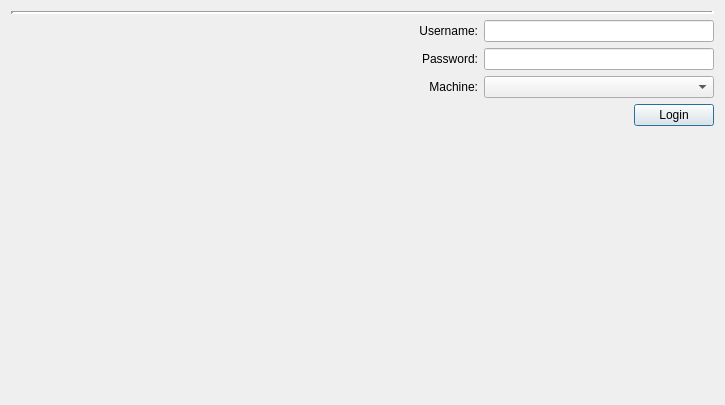
Above: reactorgui/uiLoginWidget.ui from daharkan/ModularReactionPackage before the change. Below: the same form after it.
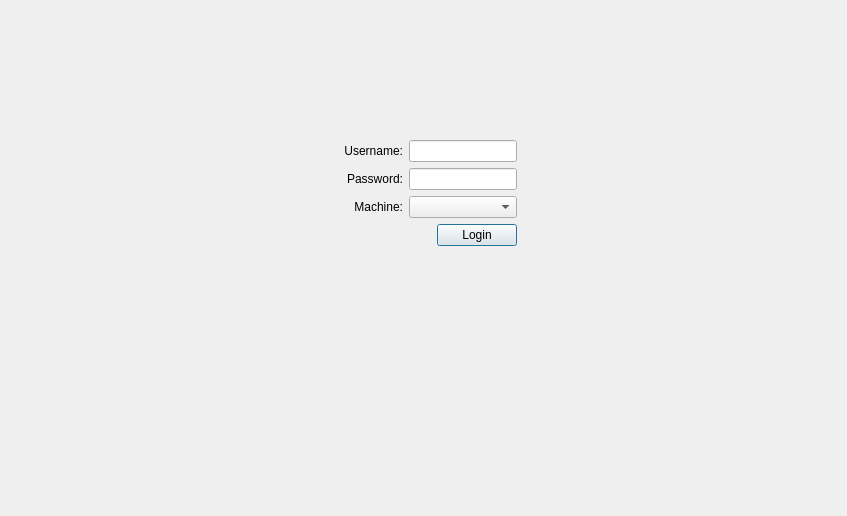
That is the form after the change. Icons and pictures are not drawn.

```diff
--- a/reactorgui/uiLoginWidget.ui
+++ b/reactorgui/uiLoginWidget.ui
@@ -6,8 +6,8 @@
    <rect>
     <x>0</x>
     <y>0</y>
-    <width>725</width>
-    <height>405</height>
+    <width>847</width>
+    <height>516</height>
    </rect>
   </property>
   <property name="sizePolicy">
@@ -23,51 +23,9 @@
    <property name="sizeConstraint">
     <enum>QLayout::SetNoConstraint</enum>
    </property>
-   <item row="2" column="0">
-    <spacer name="verticalSpacer_2">
-     <property name="orientation">
-      <enum>Qt::Vertical</enum>
-     </property>
-     <property name="sizeHint" stdset="0">
-      <size>
-       <width>20</width>
-       <height>40</height>
-      </size>
-     </property>
-    </spacer>
-   </item>
-   <item row="3" column="0">
-    <spacer name="verticalSpacer">
-     <property name="orientation">
-      <enum>Qt::Vertical</enum>
-     </property>
-     <property name="sizeHint" stdset="0">
-      <size>
-       <width>20</width>
-       <height>40</height>
-      </size>
-     </property>
-    </spacer>
-   </item>
-   <item row="1" column="0">
+   <item row="1" column="1">
     <layout class="QGridLayout" name="gridLayout">
-     <item row="1" column="1">
-      <widget class="QLabel" name="label">
-       <property name="sizePolicy">
-        <sizepolicy hsizetype="Minimum" vsizetype="Minimum">
-         <horstretch>0</horstretch>
-         <verstretch>0</verstretch>
-        </sizepolicy>
-       </property>
-       <property name="text">
-        <string>Password:</string>
-       </property>
-       <property name="alignment">
-        <set>Qt::AlignRight|Qt::AlignTrailing|Qt::AlignVCenter</set>
-       </property>
-      </widget>
-     </item>
-     <item row="0" column="1">
+     <item row="2" column="2">
       <widget class="QLabel" name="label_2">
        <property name="sizePolicy">
         <sizepolicy hsizetype="Minimum" vsizetype="Minimum">
@@ -83,17 +41,7 @@
        </property>
       </widget>
      </item>
-     <item row="0" column="2">
-      <widget class="QLineEdit" name="userLineEdit">
-       <property name="sizePolicy">
-        <sizepolicy hsizetype="Minimum" vsizetype="Minimum">
-         <horstretch>0</horstretch>
-         <verstretch>0</verstretch>
-        </sizepolicy>
-       </property>
-      </widget>
-     </item>
-     <item row="2" column="1">
+     <item row="4" column="2">
       <widget class="QLabel" name="machneLabel">
        <property name="sizePolicy">
         <sizepolicy hsizetype="Minimum" vsizetype="Minimum">
@@ -109,7 +57,42 @@
        </property>
       </widget>
      </item>
-     <item row="2" column="2">
+     <item row="2" column="1" rowspan="4">
+      <widget class="QLabel" name="label_3">
+       <property name="maximumSize">
+        <size>
+         <width>285</width>
+         <height>174</height>
+        </size>
+       </property>
+       <property name="styleSheet">
+        <string notr="true">background: transparent;</string>
+       </property>
+       <property name="text">
+        <string/>
+       </property>
+       <property name="pixmap">
+        <pixmap resource="resources.qrc">:/resources/icons/tad_small.png</pixmap>
+       </property>
+       <property name="scaledContents">
+        <bool>true</bool>
+       </property>
+      </widget>
+     </item>
+     <item row="3" column="3">
+      <widget class="QLineEdit" name="passLineEdit">
+       <property name="sizePolicy">
+        <sizepolicy hsizetype="Minimum" vsizetype="Minimum">
+         <horstretch>0</horstretch>
+         <verstretch>0</verstretch>
+        </sizepolicy>
+       </property>
+       <property name="echoMode">
+        <enum>QLineEdit::EchoMode::Password</enum>
+       </property>
+      </widget>
+     </item>
+     <item row="4" column="3">
       <widget class="QComboBox" name="machineComboBox">
        <property name="sizePolicy">
         <sizepolicy hsizetype="Minimum" vsizetype="Minimum">
@@ -119,20 +102,33 @@
        </property>
       </widget>
      </item>
-     <item row="1" column="2">
-     <widget class="QLineEdit" name="passLineEdit">
-      <property name="sizePolicy">
-       <sizepolicy hsizetype="Minimum" vsizetype="Minimum">
-        <horstretch>0</horstretch>
-        <verstretch>0</verstretch>
-       </sizepolicy>
-      </property>
-      <property name="echoMode">
-       <enum>QLineEdit::Password</enum>
-      </property>
-     </widget>
-    </item>
-     <item row="3" column="1" colspan="2">
+     <item row="3" column="2">
+      <widget class="QLabel" name="label">
+       <property name="sizePolicy">
+        <sizepolicy hsizetype="Minimum" vsizetype="Minimum">
+         <horstretch>0</horstretch>
+         <verstretch>0</verstretch>
+        </sizepolicy>
+       </property>
+       <property name="text">
+        <string>Password:</string>
+       </property>
+       <property name="alignment">
+        <set>Qt::AlignmentFlag::AlignRight|Qt::AlignmentFlag::AlignTrailing|Qt::AlignmentFlag::AlignVCenter</set>
+       </property>
+      </widget>
+     </item>
+     <item row="2" column="3">
+      <widget class="QLineEdit" name="userLineEdit">
+       <property name="sizePolicy">
+        <sizepolicy hsizetype="Minimum" vsizetype="Minimum">
+         <horstretch>0</horstretch>
+         <verstretch>0</verstretch>
+        </sizepolicy>
+       </property>
+      </widget>
+     </item>
+     <item row="5" column="2" colspan="2">
       <layout class="QGridLayout" name="gridLayout_2">
        <property name="sizeConstraint">
         <enum>QLayout::SetMinimumSize</enum>
@@ -179,39 +175,75 @@
        </item>
       </layout>
      </item>
-     <item row="0" column="0" rowspan="4">
-      <widget class="QLabel" name="label_3">
-       <property name="maximumSize">
-        <size>
-         <width>285</width>
-         <height>174</height>
-        </size>
-       </property>
-       <property name="text">
-        <string/>
-       </property>
-       <property name="pixmap">
-        <pixmap resource="resources.qrc">:/resources/icons/tad_small.png</pixmap>
-       </property>
-       <property name="scaledContents">
-        <bool>true</bool>
-       </property>
-      </widget>
-     </item>
     </layout>
    </item>
-   <item row="0" column="0">
-    <widget class="Line" name="line">
-     <property name="lineWidth">
-      <number>3</number>
+   <item row="3" column="1">
+    <spacer name="verticalSpacer">
+     <property name="orientation">
+      <enum>Qt::Orientation::Vertical</enum>
      </property>
+     <property name="sizeHint" stdset="0">
+      <size>
+       <width>20</width>
+       <height>40</height>
+      </size>
+     </property>
+    </spacer>
+   </item>
+   <item row="1" column="0">
+    <spacer name="horizontalSpacer_2">
      <property name="orientation">
-      <enum>Qt::Horizontal</enum>
+      <enum>Qt::Orientation::Horizontal</enum>
      </property>
-    </widget>
+     <property name="sizeHint" stdset="0">
+      <size>
+       <width>40</width>
+       <height>20</height>
+      </size>
+     </property>
+    </spacer>
    </item>
- </layout>
-</widget>
+   <item row="1" column="2">
+    <spacer name="horizontalSpacer_3">
+     <property name="orientation">
+      <enum>Qt::Orientation::Horizontal</enum>
+     </property>
+     <property name="sizeHint" stdset="0">
+      <size>
+       <width>40</width>
+       <height>20</height>
+      </size>
+     </property>
+    </spacer>
+   </item>
+   <item row="2" column="1">
+    <spacer name="verticalSpacer_2">
+     <property name="orientation">
+      <enum>Qt::Orientation::Vertical</enum>
+     </property>
+     <property name="sizeHint" stdset="0">
+      <size>
+       <width>20</width>
+       <height>40</height>
+      </size>
+     </property>
+    </spacer>
+   </item>
+   <item row="0" column="1">
+    <spacer name="verticalSpacer_3">
+     <property name="orientation">
+      <enum>Qt::Orientation::Vertical</enum>
+     </property>
+     <property name="sizeHint" stdset="0">
+      <size>
+       <width>20</width>
+       <height>40</height>
+      </size>
+     </property>
+    </spacer>
+   </item>
+  </layout>
+ </widget>
  <tabstops>
   <tabstop>userLineEdit</tabstop>
   <tabstop>passLineEdit</tabstop>
```
Left out of the diff: 38 changed lines with no effect on the pictures.
